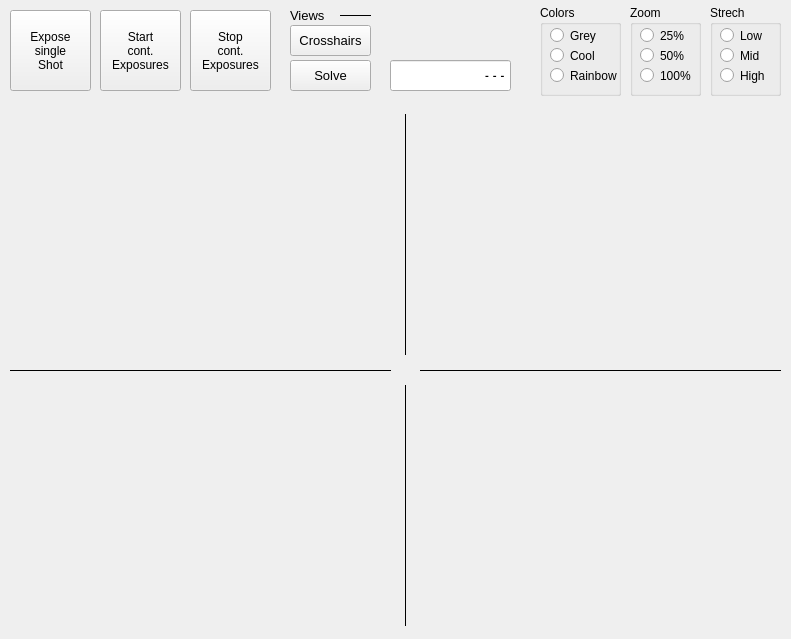
First picture: the form in mountwizzard/gui/image_dialog_ui.ui, repository sayitfast/MountWizzard3, before the edit.
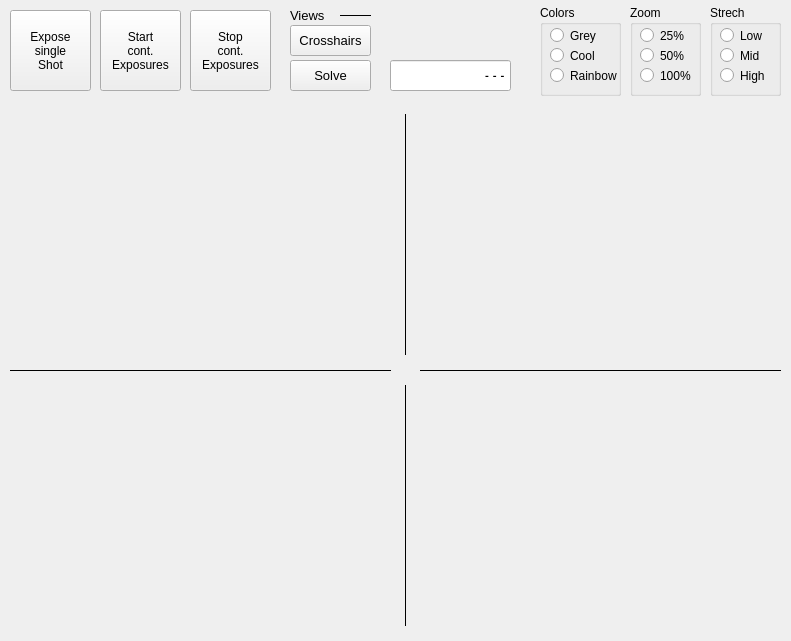
Second picture: the form after the edit.

```diff
--- a/mountwizzard/gui/image_dialog_ui.ui
+++ b/mountwizzard/gui/image_dialog_ui.ui
@@ -7,7 +7,7 @@
     <x>0</x>
     <y>0</y>
     <width>791</width>
-    <height>639</height>
+    <height>641</height>
    </rect>
   </property>
   <property name="font">
```
